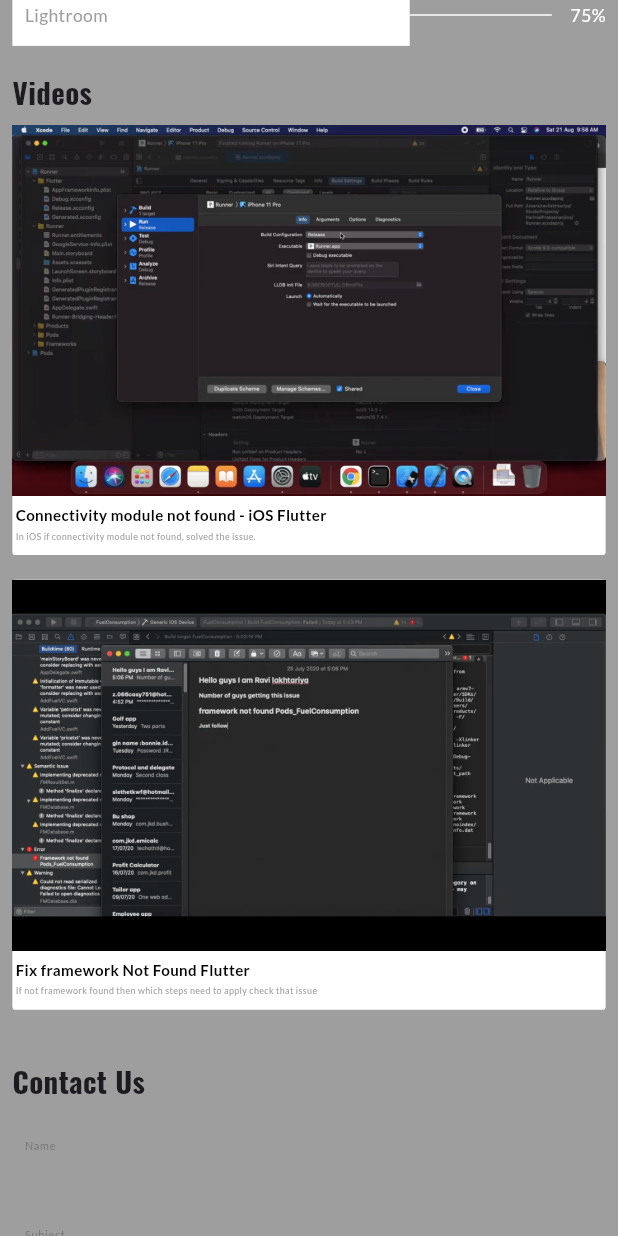
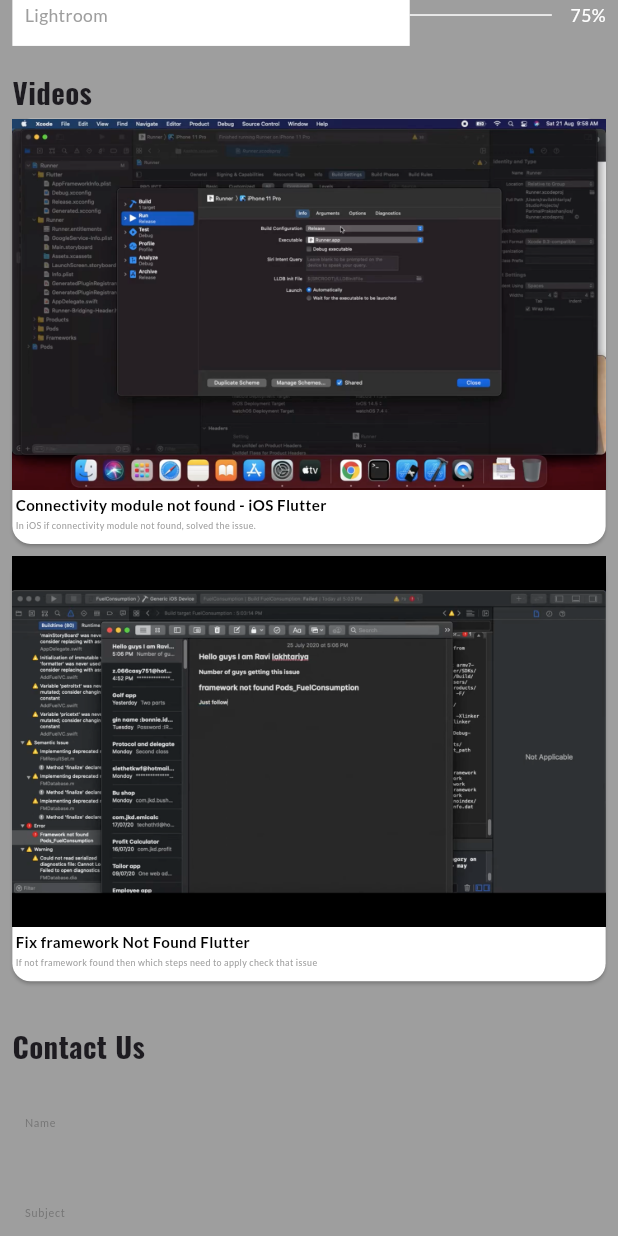
Before and after one commit to gunatitsolutions/ravilakhtariya, a Flutter app: the screen it shows after launch, scrolled down 2304 dp, on a phone screen of 412 x 824 dp. Run offline on Flutter 3.47's test engine with Material 3 defaults, Android fonts, the phone set to English and light mode, and no system bars; our stand-ins replace animated_text_kit, cached_network_image, connectivity_plus, device_info_plus, font_awesome_flutter, get and 6 more; missing offline and left inert: dart:html, file_saver.

Commit message:
- code pushed

```diff
--- a/lib/Screens/Home/Sections/ContactUs/contact_us_section.dart
+++ b/lib/Screens/Home/Sections/ContactUs/contact_us_section.dart
@@ -95,7 +95,7 @@ class ContactUsSection extends StatelessWidget {
 
   sendMessageBtn() {
     return Padding(
-      padding: EdgeInsets.all(2.0.w),
+      padding: EdgeInsets.symmetric(vertical:2.0.w),
       child: ElevatedButton(
           onPressed: () {
             if(Get.find<ContactUsController>().checkValidation()) {
@@ -109,7 +109,7 @@ class ContactUsSection extends StatelessWidget {
             ),
           ),
           child: const Text(
-            'Send Message',
+            'Send',
             style: TextStyle(
               color: AppColors.whiteColor,
               fontWeight: FontWeight.w600,
--- a/lib/Screens/Home/Sections/ContactUs/contact_us_section_desktop.dart
+++ b/lib/Screens/Home/Sections/ContactUs/contact_us_section_desktop.dart
@@ -15,29 +15,29 @@ class ContactUsSectionDesktop extends ContactUsSection {
     return Form(
       key: Get.find<ContactUsController>().formKey,
       child: Column(
-        crossAxisAlignment: CrossAxisAlignment.start,
         children: [
           titleWidget(),
+          SizedBox(
+            height: 1.h,
+          ),
           Row(
             mainAxisAlignment: MainAxisAlignment.spaceEvenly,
             crossAxisAlignment: CrossAxisAlignment.start,
             children: [
               Container(
-                constraints: BoxConstraints(
-                  minWidth: 40.w,
-                  maxWidth: 50.w
-                ),
+                constraints: BoxConstraints(minWidth: 40.w, maxWidth: 50.w),
                 alignment: Alignment.centerLeft,
                 child: Column(
+                  crossAxisAlignment: CrossAxisAlignment.start,
                   children: [
                     nameTextFieldWidget(),
-                //    emailTextFieldWidget(),
+                    //    emailTextFieldWidget(),
                     subjectTextFieldWidget(),
                     messageTextFieldWidget(), sendMessageBtn()
                   ],
                 ),
               ),
-              Flexible(child: footerContactSectionMobile()),
+              Flexible(flex: 1,child: footerContactSectionMobile()),
             ],
           )
         ],
--- a/lib/Screens/Home/Sections/ContactUs/contact_us_section_mobile.dart
+++ b/lib/Screens/Home/Sections/ContactUs/contact_us_section_mobile.dart
@@ -16,6 +16,7 @@ class ContactUsSectionMobile extends ContactUsSection {
       child: Column(
         children: [
           titleWidget(),
+          SizedBox(height: 1.h,),
           nameTextFieldWidget(),
          // emailTextFieldWidget(),
           subjectTextFieldWidget(),
--- a/lib/Screens/Home/Sections/Videos/Widget/video_item.dart
+++ b/lib/Screens/Home/Sections/Videos/Widget/video_item.dart
@@ -15,20 +15,15 @@ class VideoItem extends StatelessWidget {
       onTap: () {
         LaunchCustomURL.launchURL(videoModel.videoLink);
       },
-      child: Container(
-        margin: EdgeInsets.symmetric(vertical: 1.h),
-        decoration: BoxDecoration(
-          color: AppColors.whiteColor,
-          boxShadow: [
-            BoxShadow(blurRadius: 1, color: AppColors.grayColor.shade500),
-          ],
-          borderRadius: BorderRadius.circular(0.5.w),
-        ),
+      child: Card(
+        color: AppColors.whiteColor,
+        margin: EdgeInsets.symmetric(vertical: 0.5.h),
         child: Column(
           crossAxisAlignment: CrossAxisAlignment.start,
           children: [
             Image(
               image: AssetImage(videoModel.videoImageUrl),
+              fit: BoxFit.fitWidth,
             ),
             detailWidget(),
           ],
@@ -45,7 +40,7 @@ class VideoItem extends StatelessWidget {
         crossAxisAlignment: CrossAxisAlignment.start,
         children: [
           SizedBox(
-            height: 0.5.h,
+            height: 0.2.h,
           ),
           Text(
             videoModel.title,
@@ -56,7 +51,7 @@ class VideoItem extends StatelessWidget {
             maxLines: 3,
           ),
           SizedBox(
-            height: 0.3.h,
+            height: 0.2.h,
           ),
           Text(
             videoModel.shortDescription,
@@ -65,6 +60,7 @@ class VideoItem extends StatelessWidget {
                 fontWeight: FontWeight.w500,
                 color: AppColors.grayColor),
             maxLines: 5,
+            overflow: TextOverflow.clip,
           )
         ],
       ),
--- a/lib/Screens/Home/Sections/Videos/video_section.dart
+++ b/lib/Screens/Home/Sections/Videos/video_section.dart
@@ -15,7 +15,7 @@ class VideoSection extends StatelessWidget {
       padding: EdgeInsets.symmetric(horizontal:2.w),
       child: const Responsive(
           mobile: VideoSectionMobile(),
-          tablet: VideoSectionDesktop(),
+          tablet: VideoSectionMobile(),
           desktop: VideoSectionDesktop()),
     );
   }
--- a/lib/Screens/Home/Sections/Videos/video_section_mobile.dart
+++ b/lib/Screens/Home/Sections/Videos/video_section_mobile.dart
@@ -21,6 +21,6 @@ class VideoSectionMobile extends VideoSection {
           },
         ),
       ],
-    );;
+    );
   }
 }
--- a/lib/Screens/Splash/splash_controller.dart
+++ b/lib/Screens/Splash/splash_controller.dart
@@ -8,12 +8,11 @@ class SplashController extends GetxController {
 
   @override
   void onInit() {
-    // TODO: implement onInit
     super.onInit();
   }
 
-  navigateToHome() {
-    Future.delayed(const Duration(milliseconds: 1000), () {
+  Future<void> navigateToHome() async {
+    await Future.delayed(const Duration(milliseconds: 1000), () {
       Get.offAndToNamed(AppRoutes.home);
     });
   }
```
